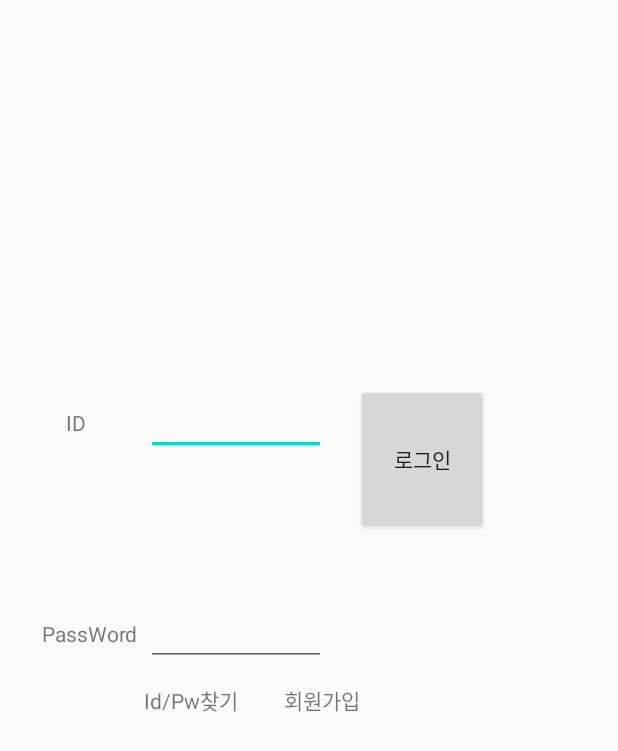
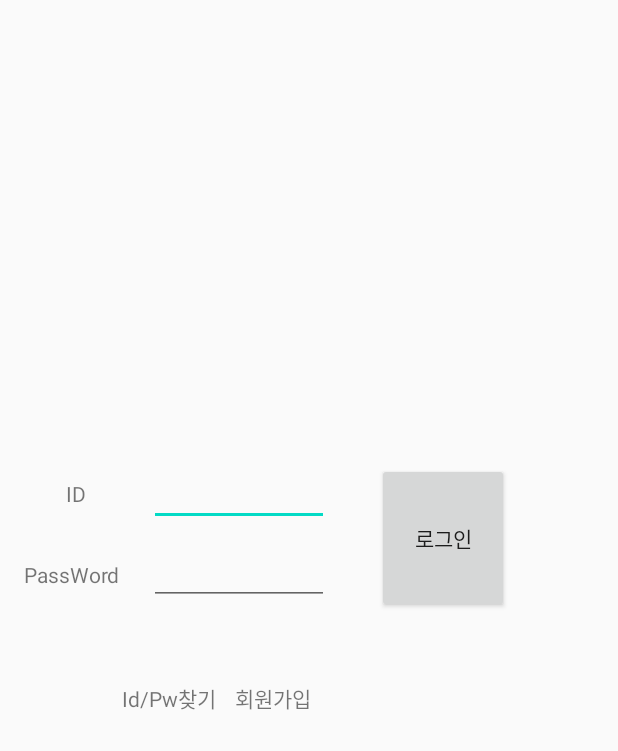
Before and after one commit to ChoiGiSung/sound, an Android app: the layout login_page.xml on its own in the app's theme, with its tools: preview values and no code run, on a phone screen of 412 x 824 dp. Shown: the top 751 px of the screen. Run offline under Robolectric (Android 15) with nearby library versions, the phone set to English and light mode, and no system bars.

Commit message:
second commit

```diff
--- a/Sound_MainPage/app/src/main/res/layout/login_page.xml
+++ b/Sound_MainPage/app/src/main/res/layout/login_page.xml
@@ -6,81 +6,90 @@
     android:layout_height="match_parent">
 
     <EditText
-        android:id="@+id/editText3"
+        android:id="@+id/edit_id"
         android:layout_width="120dp"
         android:layout_height="wrap_content"
         app:layout_constraintBaseline_toBaselineOf="@+id/textView"
         app:layout_constraintBottom_toBottomOf="parent"
         app:layout_constraintEnd_toEndOf="parent"
-        app:layout_constraintHorizontal_bias="0.333"
+        app:layout_constraintHorizontal_bias="0.34"
         app:layout_constraintStart_toStartOf="parent"
         app:layout_constraintTop_toTopOf="parent"
-        app:layout_constraintVertical_bias="0.377" />
+        app:layout_constraintVertical_bias="0.396" />
 
     <EditText
-        android:id="@+id/editText"
+        android:id="@+id/edit_pw"
         android:layout_width="120dp"
         android:layout_height="wrap_content"
-        android:layout_marginEnd="20dp"
-        android:layout_marginRight="20dp"
-        app:layout_constraintBaseline_toBaselineOf="@+id/textView2"
-        app:layout_constraintEnd_toStartOf="@+id/button" />
+        app:layout_constraintBottom_toBottomOf="parent"
+        app:layout_constraintEnd_toEndOf="parent"
+        app:layout_constraintHorizontal_bias="0.34"
+        app:layout_constraintStart_toStartOf="parent"
+        app:layout_constraintTop_toTopOf="parent"
+        app:layout_constraintVertical_bias="0.46" />
 
     <Button
-        android:id="@+id/button"
+        android:id="@+id/btn_login"
         android:layout_width="wrap_content"
         android:layout_height="100dp"
         android:layout_marginStart="20dp"
         android:layout_marginLeft="20dp"
-        android:layout_marginTop="256dp"
         android:text="로그인"
+        app:layout_constraintBottom_toBottomOf="parent"
         app:layout_constraintEnd_toEndOf="parent"
-        app:layout_constraintHorizontal_bias="0.0"
-        app:layout_constraintStart_toEndOf="@+id/editText3"
-        app:layout_constraintTop_toTopOf="parent" />
+        app:layout_constraintHorizontal_bias="0.762"
+        app:layout_constraintStart_toStartOf="parent"
+        app:layout_constraintTop_toTopOf="parent"
+        app:layout_constraintVertical_bias="0.426" />
 
     <TextView
         android:id="@+id/textView"
         android:layout_width="wrap_content"
         android:layout_height="wrap_content"
-        android:layout_marginStart="44dp"
-        android:layout_marginLeft="44dp"
-        android:layout_marginTop="272dp"
         android:text="ID"
+        app:layout_constraintBottom_toBottomOf="parent"
+        app:layout_constraintEnd_toEndOf="parent"
+        app:layout_constraintHorizontal_bias="0.11"
         app:layout_constraintStart_toStartOf="parent"
-        app:layout_constraintTop_toTopOf="parent" />
+        app:layout_constraintTop_toTopOf="parent"
+        app:layout_constraintVertical_bias="0.397" />
 
     <TextView
         android:id="@+id/textView2"
         android:layout_width="wrap_content"
         android:layout_height="wrap_content"
-        android:layout_marginStart="28dp"
-        android:layout_marginLeft="28dp"
-        android:layout_marginBottom="392dp"
         android:text="PassWord"
         app:layout_constraintBottom_toBottomOf="parent"
-        app:layout_constraintStart_toStartOf="parent" />
+        app:layout_constraintEnd_toEndOf="parent"
+        app:layout_constraintHorizontal_bias="0.046"
+        app:layout_constraintStart_toStartOf="parent"
+        app:layout_constraintTop_toTopOf="parent"
+        app:layout_constraintVertical_bias="0.464" />
 
     <TextView
-        android:id="@+id/textView3"
+        android:id="@+id/id_find"
         android:layout_width="wrap_content"
         android:layout_height="wrap_content"
-        android:layout_marginStart="96dp"
-        android:layout_marginLeft="96dp"
-        android:layout_marginTop="12dp"
+        android:layout_marginTop="4dp"
         android:text="Id/Pw찾기"
+        app:layout_constraintBottom_toBottomOf="parent"
+        app:layout_constraintEnd_toEndOf="parent"
+        app:layout_constraintHorizontal_bias="0.232"
         app:layout_constraintStart_toStartOf="parent"
-        app:layout_constraintTop_toBottomOf="@+id/editText" />
+        app:layout_constraintTop_toTopOf="parent"
+        app:layout_constraintVertical_bias="0.564" />
 
     <TextView
-        android:id="@+id/textView5"
+        android:id="@+id/join_user"
         android:layout_width="wrap_content"
         android:layout_height="wrap_content"
         android:layout_marginTop="12dp"
-        android:layout_marginEnd="172dp"
-        android:layout_marginRight="172dp"
         android:text="회원가입"
+        app:layout_constraintBottom_toBottomOf="parent"
         app:layout_constraintEnd_toEndOf="parent"
-        app:layout_constraintTop_toBottomOf="@+id/editText" />
+        app:layout_constraintHorizontal_bias="0.434"
+        app:layout_constraintStart_toStartOf="parent"
+        app:layout_constraintTop_toTopOf="parent"
+        app:layout_constraintVertical_bias="0.56" />
 
 </androidx.constraintlayout.widget.ConstraintLayout>
--- a/Sound_MainPage/app/src/main/res/values/styles.xml
+++ b/Sound_MainPage/app/src/main/res/values/styles.xml
@@ -6,6 +6,8 @@
         <item name="colorPrimary">@color/colorPrimary</item>
         <item name="colorPrimaryDark">@color/colorPrimaryDark</item>
         <item name="colorAccent">@color/colorAccent</item>
+<!--        <item name="android:windowFullscreen">true</item>-->
+        <item name="windowNoTitle">true</item>
     </style>
 
 </resources>
```
Also changed, not shown: Sound_MainPage/app/src/main/AndroidManifest.xml (+6 -1 lines), Sound_MainPage/app/src/main/java/com/example/sound_mainpage/CustomTask.java (added, +50 -0 lines), Sound_MainPage/app/src/main/java/com/example/sound_mainpage/JoinActivity.java (added, +59 -0 lines), Sound_MainPage/app/src/main/java/com/example/sound_mainpage/Loading_pageActivity.java (added, +38 -0 lines), Sound_MainPage/app/src/main/java/com/example/sound_mainpage/LoginPage_Activity.java (added, +82 -0 lines), Sound_MainPage/app/src/main/java/com/example/sound_mainpage/MainActivity.java (+14 -0 lines), Sound_MainPage/app/src/main/res/layout/join_page.xml (added, +24 -0 lines), Sound_MainPage/app/src/main/res/layout/loading_page.xml (added, +10 -0 lines), Sound_MainPage/app/src/main/res/mipmap-xxxhdpi/main_icon.jpg (added).
